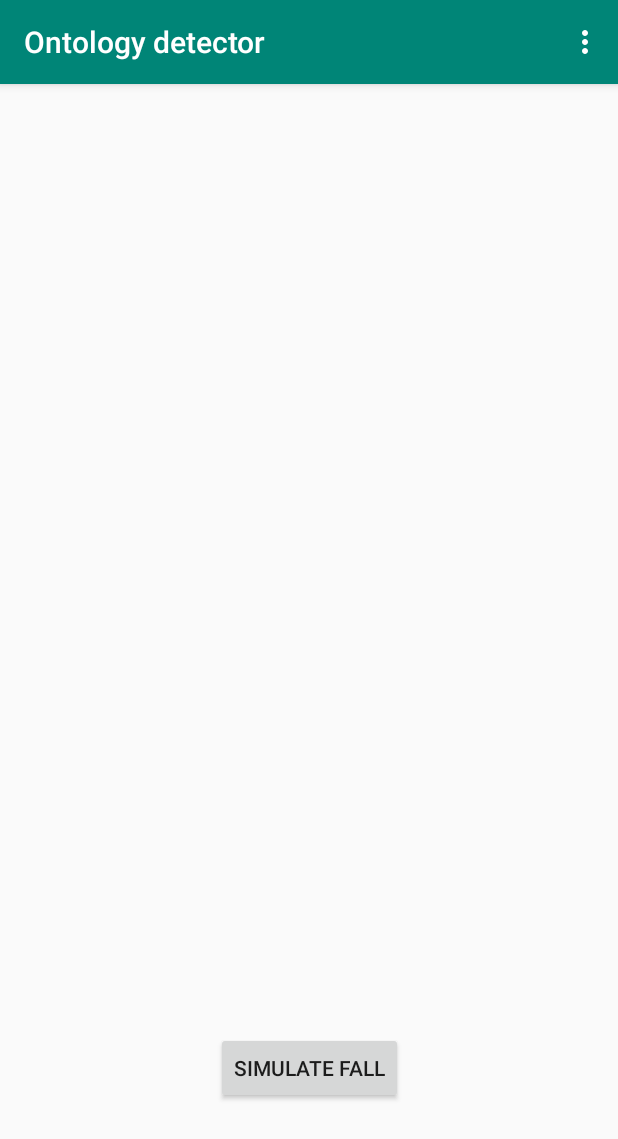
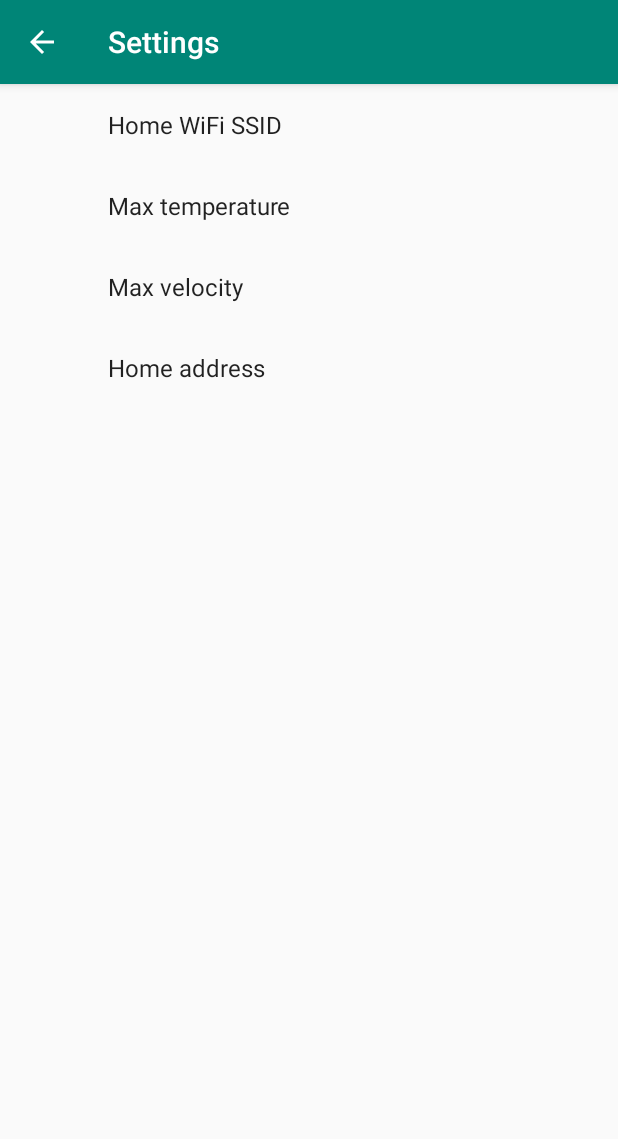
Before and after one commit to sebaciv/mobilki-ontology, an Android app: the screen it shows after launch (MainActivity before the commit, SettingsActivity after it), in the options menu, after a tap on "Settings", on a phone screen of 412 x 824 dp. Shown: the top 1139 px of the screen. Run offline under Robolectric (Android 15) with nearby library versions, the phone set to English and light mode, and no system bars; our stand-ins replace androidx.preference; libraries missing offline, so code that uses them is left out: com.hp.hpl; 22 statements that could not run were skipped.

Commit message:
Settings panel

```diff
--- a/app/build.gradle
+++ b/app/build.gradle
@@ -54,6 +54,7 @@ dependencies {
     implementation fileTree(dir: 'libs', include: ['*.jar'])
     implementation 'com.android.support:appcompat-v7:28.0.0'
     implementation 'com.android.support.constraint:constraint-layout:1.1.3'
+    implementation 'com.android.support:preference-v7:28.1.0'
     implementation 'com.android.support:design:28.0.0'
 
     // https://mvnrepository.com/artifact/org.apache.jena/apache-jena
--- a/app/src/main/java/pl/edu/agh/ki/mob/onto/MainActivity.java
+++ b/app/src/main/java/pl/edu/agh/ki/mob/onto/MainActivity.java
@@ -8,6 +8,8 @@ import android.content.Intent;
 import android.content.ServiceConnection;
 import android.content.SharedPreferences;
 import android.content.pm.PackageManager;
+import android.location.Address;
+import android.location.Geocoder;
 import android.location.Location;
 import android.location.LocationListener;
 import android.location.LocationManager;
@@ -21,10 +23,12 @@ import android.os.Handler;
 import android.os.IBinder;
 import android.os.Message;
 import android.support.annotation.NonNull;
+import android.support.annotation.StringRes;
 import android.support.v4.app.ActivityCompat;
 import android.support.v4.app.DialogFragment;
 import android.support.v4.content.ContextCompat;
 import android.support.v7.app.AppCompatActivity;
+import android.support.v7.preference.PreferenceManager;
 import android.support.v7.widget.Toolbar;
 import android.util.Log;
 import android.view.Menu;
@@ -33,14 +37,18 @@ import android.view.View;
 import android.widget.Button;
 import android.widget.Toast;
 
+import java.io.IOException;
 import java.lang.ref.WeakReference;
+import java.util.List;
+import java.util.Locale;
 import java.util.Optional;
 
 import pl.edu.agh.ki.mob.onto.fall.AccelerometerFallService;
 
 public class MainActivity extends AppCompatActivity implements
         AccelerometerFallService.FallDetectedCallback,
-        FallDialog.FallDialogListener
+        FallDialog.FallDialogListener,
+        SharedPreferences.OnSharedPreferenceChangeListener
 {
 
     private static final int MY_PERMISSIONS_REQUEST_LOCATION = 123;
@@ -56,6 +64,7 @@ public class MainActivity extends AppCompatActivity implements
         setContentView(R.layout.activity_main);
         Toolbar toolbar = findViewById(R.id.toolbar);
         setSupportActionBar(toolbar);
+        setupSharedPreferences();
 
         fallHandler = new FallHandler(this);
 
@@ -75,6 +84,11 @@ public class MainActivity extends AppCompatActivity implements
         });
     }
 
+    private void setupSharedPreferences() {
+        SharedPreferences sharedPreferences = PreferenceManager.getDefaultSharedPreferences(this);
+        sharedPreferences.registerOnSharedPreferenceChangeListener(this);
+    }
+
     @Override
     protected void onStart() {
         super.onStart();
@@ -88,6 +102,10 @@ public class MainActivity extends AppCompatActivity implements
         } else {
             initLocation();
         }
+
+        Intent intent = new Intent(getApplicationContext(), AccelerometerFallService.class);
+        startService(intent);
+        bindService(intent, mConnection, Context.BIND_AUTO_CREATE);
     }
 
     @Override
@@ -105,6 +123,11 @@ public class MainActivity extends AppCompatActivity implements
         }
     }
 
+    @Override
+    public void onSharedPreferenceChanged(SharedPreferences sharedPreferences, String key) {
+
+    }
+
     @SuppressLint("MissingPermission")
     private void initLocation() {
         this.locationManager = (LocationManager) this.getSystemService(Context.LOCATION_SERVICE);
@@ -119,10 +142,6 @@ public class MainActivity extends AppCompatActivity implements
                     Toast.LENGTH_SHORT
             ).show();
         }
-
-        Intent intent = new Intent(getApplicationContext(), AccelerometerFallService.class);
-        startService(intent);
-        bindService(intent, mConnection, Context.BIND_AUTO_CREATE);
     }
 
     private ServiceConnection mConnection = new ServiceConnection() {
@@ -141,6 +160,12 @@ public class MainActivity extends AppCompatActivity implements
             Toast.makeText(MainActivity.this, "Detection service disconnected", Toast.LENGTH_SHORT).show();
         }
     };
+
+    @Override
+    protected void onStop() {
+        unbindService(mConnection);
+        super.onStop();
+    }
 
     public void showFallDialog(OntologyUtils.HumanStatus result) {
         // Create an instance of the dialog fragment and show it
@@ -187,6 +212,10 @@ public class MainActivity extends AppCompatActivity implements
         @Override
         public void onProviderDisabled(String provider) {
 
+        }
+
+        public SimpleLocation getLocation() {
+            return new SimpleLocation(lat, lon);
         }
 
         public double getLat() {
@@ -241,6 +270,8 @@ public class MainActivity extends AppCompatActivity implements
 
         //noinspection SimplifiableIfStatement
         if (id == R.id.action_settings) {
+            Intent intent = new Intent(MainActivity.this, SettingsActivity.class);
+            startActivity(intent);
             return true;
         }
 
@@ -250,6 +281,46 @@ public class MainActivity extends AppCompatActivity implements
     @Override
     public void fallDetected() {
         startReasoning();
+    }
+
+    private static class GeoUtils {
+        public static double distance(double lat1, double lon1, double lat2, double lon2) {
+            double theta = lon1 - lon2;
+            double dist = Math.sin(deg2rad(lat1)) * Math.sin(deg2rad(lat2)) + Math.cos(deg2rad(lat1)) * Math.cos(deg2rad(lat2)) * Math.cos(deg2rad(theta));
+            dist = Math.acos(dist);
+            dist = rad2deg(dist);
+            dist = dist * 60 * 1.1515;
+            dist = dist * 1.609344;
+            return (dist);
+        }
+
+        private static double deg2rad(double deg) {
+            return (deg * Math.PI / 180.0);
+        }
+
+        private static double rad2deg(double rad) {
+            return (rad * 180.0 / Math.PI);
+        }
+    }
+
+    private boolean isCloseToHome(String address, SimpleLocation location) {
+        Geocoder geoCoder = new Geocoder(this, Locale.getDefault());
+        try {
+            List<Address> addresses = geoCoder.getFromLocationName(address, 5);
+            if (addresses.size() > 0) {
+                double lat = (addresses.get(0).getLatitude());
+                double lon = (addresses.get(0).getLongitude());
+
+                Log.d("lat-long", "" + lat + "......." + lon);
+                double distance = GeoUtils.distance(lat, lon, location.getLat(), location.getLon());
+                return distance < 0.05;
+            } else {
+                return false;
+            }
+        } catch (IOException e) {
+            e.printStackTrace();
+        }
+        return false;
     }
 
     private static class FallHandler extends Handler {
@@ -284,31 +355,34 @@ public class MainActivity extends AppCompatActivity implements
         new Thread(new Runnable() {
             @Override
             public void run() {
+                try {
                     Optional<OntologyUtils.HumanStatus> result = Optional.empty();
 
                     if (locationListener != null && locationListener.isHasValue()) {
-                    double lat = locationListener.getLat();
-                    double lon = locationListener.getLon();
+                        SimpleLocation location = locationListener.getLocation();
                         double speed = locationListener.getSpeed();
                         Optional<Double> temperature = Optional.empty();
 
                         try {
-                        temperature = WeatherUtils.getTemperature(lat, lon);
+                            temperature = WeatherUtils.getTemperature(location);
                         } catch (Exception e) {
                             Log.e("Weather", "", e);
                         }
 
+                        Double maxVelo = doGetPreference(R.string.max_velocity).map(s -> Double.parseDouble(s)).orElse(20.0);
+                        Double maxTemp = doGetPreference(R.string.max_temperature).map(s -> Double.parseDouble(s)).orElse(30.0);
+
                         result = OntologyUtils.classify(
                                 getResources(),
-                            guessLocation(),
+                                guessLocation(Optional.of(location)),
                                 OntologyUtils.MovementType.NO_MOVEMENT,
-                            temperature.map(value -> (value > 30.0) ? OntologyUtils.TemperatureType.HIGH : OntologyUtils.TemperatureType.LOW),
-                            Optional.of(speed).map(value -> (value > 20.0) ? OntologyUtils.VelocityType.HIGH : OntologyUtils.VelocityType.LOW)
+                                temperature.map(value -> (value > maxTemp) ? OntologyUtils.TemperatureType.HIGH : OntologyUtils.TemperatureType.LOW),
+                                Optional.of(speed).map(value -> (value > maxVelo) ? OntologyUtils.VelocityType.HIGH : OntologyUtils.VelocityType.LOW)
                         );
                     } else {
                         result = OntologyUtils.classify(
                                 getResources(),
-                            guessLocation(),
+                                guessLocation(Optional.empty()),
                                 OntologyUtils.MovementType.NO_MOVEMENT,
                                 Optional.empty(),
                                 Optional.empty()
@@ -320,17 +394,33 @@ public class MainActivity extends AppCompatActivity implements
                     result.ifPresent(value -> b.putString("result", value.name()));
                     m.setData(b);
                     fallHandler.sendMessage(m);
+                } catch (Exception e) {
+                    e.printStackTrace();
+                    System.out.println("Reasoning failed");
+                }
             }
         }).start();
     }
 
-    private OntologyUtils.LocationType guessLocation() {
-        SharedPreferences sharedPref = this.getPreferences(Context.MODE_PRIVATE);
+    private OntologyUtils.LocationType guessLocation(Optional<SimpleLocation> location) {
         Optional<String> currentSsid = getCurrentSsid();
-        if (currentSsid.map(ssid -> ssid.equals(sharedPref.getString(getString(R.string.my_home_wifi_ssid), ""))).orElse(false)) {
+        if (currentSsid.map(ssid -> ssid.equals(doGetPreference(R.string.my_home_wifi_ssid).orElse(""))).orElse(false)) {
             return OntologyUtils.LocationType.HOME;
+        } else {
+            return location.map(loc -> {
+                Optional<String> address = doGetPreference(R.string.my_home_address);
+                if (address.isPresent()) {
+                    boolean isClose = isCloseToHome(address.get(), loc);
+                    return isClose ? OntologyUtils.LocationType.HOME : OntologyUtils.LocationType.OUTSIDE;
                 } else {
                     return OntologyUtils.LocationType.OUTSIDE;
                 }
+            }).orElse(OntologyUtils.LocationType.OUTSIDE);
         }
     }
+
+    private Optional<String> doGetPreference(@StringRes int resId) {
+        SharedPreferences sharedPref = PreferenceManager.getDefaultSharedPreferences(this);
+        return Optional.ofNullable(sharedPref.getString(getString(resId), "")).filter(s -> !s.isEmpty());
+    }
+}
--- /dev/null
+++ b/app/src/main/java/pl/edu/agh/ki/mob/onto/SettingsActivity.java
@@ -0,0 +1,31 @@
+package pl.edu.agh.ki.mob.onto;
+
+import android.os.Bundle;
+import android.support.v4.app.NavUtils;
+import android.support.v7.app.ActionBar;
+import android.support.v7.app.AppCompatActivity;
+import android.view.MenuItem;
+
+public class SettingsActivity extends AppCompatActivity {
+
+    @Override
+    protected void onCreate(Bundle savedInstanceState) {
+        super.onCreate(savedInstanceState);
+        setContentView(R.layout.activity_settings);
+
+        ActionBar actionBar = this.getSupportActionBar();
+
+        if (actionBar != null) {
+            actionBar.setDisplayHomeAsUpEnabled(true);
+        }
+    }
+
+    @Override
+    public boolean onOptionsItemSelected(MenuItem item) {
+        int id = item.getItemId();
+        if (id == android.R.id.home) {
+            NavUtils.navigateUpFromSameTask(this);
+        }
+        return super.onOptionsItemSelected(item);
+    }
+}
--- /dev/null
+++ b/app/src/main/java/pl/edu/agh/ki/mob/onto/SettingsFragment.java
@@ -0,0 +1,105 @@
+package pl.edu.agh.ki.mob.onto;
+
+import android.content.SharedPreferences;
+import android.os.Bundle;
+import android.support.v7.preference.CheckBoxPreference;
+import android.support.v7.preference.EditTextPreference;
+import android.support.v7.preference.ListPreference;
+import android.support.v7.preference.Preference;
+import android.support.v7.preference.PreferenceFragmentCompat;
+import android.support.v7.preference.PreferenceScreen;
+import android.widget.Toast;
+
+public class SettingsFragment extends PreferenceFragmentCompat
+        implements SharedPreferences.OnSharedPreferenceChangeListener, Preference.OnPreferenceChangeListener {
+
+    @Override
+    public void onCreatePreferences(Bundle savedInstanceState, String rootKey) {
+        addPreferencesFromResource(R.xml.settings_pref);
+
+        SharedPreferences sharedPreferences = getPreferenceScreen().getSharedPreferences();
+        PreferenceScreen prefScreen = getPreferenceScreen();
+
+        int count = prefScreen.getPreferenceCount();
+
+        // Go through all of the preferences, and set up their preference summary.
+        for (int i = 0; i < count; i++) {
+            Preference p = prefScreen.getPreference(i);
+            // You don't need to set up preference summaries for checkbox preferences because
+            // they are already set up in xml using summaryOff and summary On
+            if (!(p instanceof CheckBoxPreference)) {
+                String value = sharedPreferences.getString(p.getKey(), "");
+                setPreferenceSummary(p, value);
+            }
+        }
+
+        {
+            Preference preference = findPreference(getString(R.string.max_temperature));
+            preference.setOnPreferenceChangeListener(this);
+        }
+        {
+            Preference preference = findPreference(getString(R.string.max_velocity));
+            preference.setOnPreferenceChangeListener(this);
+        }
+    }
+
+    @Override
+    public boolean onPreferenceChange(Preference preference, Object newValue) {
+        Toast error = Toast.makeText(getContext(), "Please select a number.", Toast.LENGTH_SHORT);
+
+        String tempKey = getString(R.string.max_temperature);
+        String velocityKey = getString(R.string.max_temperature);
+        if (preference.getKey().equals(tempKey) || preference.getKey().equals(velocityKey)) {
+            String stringSize = (String) newValue;
+            try {
+                float size = Float.parseFloat(stringSize);
+
+            } catch (NumberFormatException nfe) {
+                error.show();
+                return false;
+            }
+        }
+        return true;
+    }
+
+    @Override
+    public void onSharedPreferenceChanged(SharedPreferences sharedPreferences, String key) {
+        // Figure out which preference was changed
+        Preference preference = findPreference(key);
+        if (null != preference) {
+            // Updates the summary for the preference
+            if (!(preference instanceof CheckBoxPreference)) {
+                String value = sharedPreferences.getString(preference.getKey(), "");
+                setPreferenceSummary(preference, value);
+            }
+        }
+    }
+
+    private void setPreferenceSummary(Preference preference, String value) {
+        if (preference instanceof ListPreference) {
+            // For list preferences, figure out the label of the selected value
+            ListPreference listPreference = (ListPreference) preference;
+            int prefIndex = listPreference.findIndexOfValue(value);
+            if (prefIndex >= 0) {
+                // Set the summary to that label
+                listPreference.setSummary(listPreference.getEntries()[prefIndex]);
+            }
+        } else if (preference instanceof EditTextPreference) {
+            // For EditTextPreferences, set the summary to the value's simple string representation.
+            preference.setSummary(value);
+        }
+    }
+
+    @Override
+    public void onCreate(Bundle savedInstanceState) {
+        super.onCreate(savedInstanceState);
+        getPreferenceScreen().getSharedPreferences().registerOnSharedPreferenceChangeListener(this);
+    }
+
+    @Override
+    public void onDestroy() {
+        super.onDestroy();
+        getPreferenceScreen().getSharedPreferences()
+                .unregisterOnSharedPreferenceChangeListener(this);
+    }
+}
--- a/app/src/main/java/pl/edu/agh/ki/mob/onto/WeatherUtils.java
+++ b/app/src/main/java/pl/edu/agh/ki/mob/onto/WeatherUtils.java
@@ -17,9 +17,9 @@ public class WeatherUtils {
     private static final String API_KEY = "28e5a2f5acc38bf3cb70798ec4902514";
     private static final String OPENWEATHER_WEATHER_QUERY = "http://api.openweathermap.org/data/2.5/weather?lat=%s&lon=%s&mode=json&units=metric&appid=" + API_KEY;
 
-    public static Optional<Double> getTemperature(double lat, double lon) {
+    public static Optional<Double> getTemperature(SimpleLocation location) {
         try {
-            String json = getContentFromUrl(String.format(OPENWEATHER_WEATHER_QUERY, lat, lon));
+            String json = getContentFromUrl(String.format(OPENWEATHER_WEATHER_QUERY, location.getLat(), location.getLon()));
             JSONObject reader = new JSONObject(json);
             return Optional.of(reader.getJSONObject("main").getDouble("temp"));
         } catch (JSONException e) {
--- a/app/src/main/res/layout/content_main.xml
+++ b/app/src/main/res/layout/content_main.xml
@@ -10,14 +10,15 @@
 
     <Button
         android:id="@+id/button_simulate"
-        android:layout_width="wrap_content"
-        android:layout_height="wrap_content"
+        android:layout_width="166dp"
+        android:layout_height="74dp"
         android:layout_marginStart="8dp"
         android:layout_marginEnd="8dp"
-        android:layout_marginBottom="88dp"
+        android:layout_marginBottom="60dp"
         android:text="Simulate fall"
         app:layout_constraintBottom_toBottomOf="parent"
         app:layout_constraintEnd_toEndOf="parent"
+        app:layout_constraintHorizontal_bias="0.497"
         app:layout_constraintStart_toStartOf="parent" />
 
 </android.support.constraint.ConstraintLayout>
--- a/app/src/main/res/values/strings.xml
+++ b/app/src/main/res/values/strings.xml
@@ -1,5 +1,9 @@
 <resources>
     <string name="app_name">Ontology detector</string>
     <string name="action_settings">Settings</string>
-    <string name="my_home_wifi_ssid">Settings</string>
+
+    <string name="my_home_wifi_ssid">my_home_wifi_ssid</string>
+    <string name="max_temperature">max_temperature</string>
+    <string name="max_velocity">max_velocity</string>
+    <string name="my_home_address">my_home_address</string>
 </resources>
--- a/app/src/main/res/values/styles.xml
+++ b/app/src/main/res/values/styles.xml
@@ -6,9 +6,12 @@
         <item name="colorPrimary">@color/colorPrimary</item>
         <item name="colorPrimaryDark">@color/colorPrimaryDark</item>
         <item name="colorAccent">@color/colorAccent</item>
+
+        <item name="preferenceTheme">@style/PreferenceThemeOverlay</item>
     </style>
 
     <style name="AppTheme.NoActionBar">
+        <item name="preferenceTheme">@style/PreferenceThemeOverlay</item>
         <item name="windowActionBar">false</item>
         <item name="windowNoTitle">true</item>
     </style>
@@ -16,5 +19,4 @@
     <style name="AppTheme.AppBarOverlay" parent="ThemeOverlay.AppCompat.Dark.ActionBar" />
 
     <style name="AppTheme.PopupOverlay" parent="ThemeOverlay.AppCompat.Light" />
-
 </resources>
--- /dev/null
+++ b/app/src/main/res/xml/settings_pref.xml
@@ -0,0 +1,20 @@
+<?xml version="1.0" encoding="utf-8"?>
+<PreferenceScreen xmlns:android="http://schemas.android.com/apk/res/android">
+    <EditTextPreference
+        android:key="@string/my_home_wifi_ssid"
+        android:title="Home WiFi SSID"/>
+
+    <EditTextPreference
+        android:defaultValue="30.0"
+        android:key="@string/max_temperature"
+        android:title="Max temperature"/>
+
+    <EditTextPreference
+        android:defaultValue="25.0"
+        android:key="@string/max_velocity"
+        android:title="Max velocity"/>
+
+    <EditTextPreference
+        android:key="@string/my_home_address"
+        android:title="Home address"/>
+</PreferenceScreen>
```
Also changed, not shown: app/src/main/AndroidManifest.xml (+11 -0 lines), app/src/main/java/pl/edu/agh/ki/mob/onto/SimpleLocation.java (added, +19 -0 lines), app/src/main/res/layout/activity_settings.xml (added, +8 -0 lines). Lines whose indentation alone changed are shown as unchanged.
